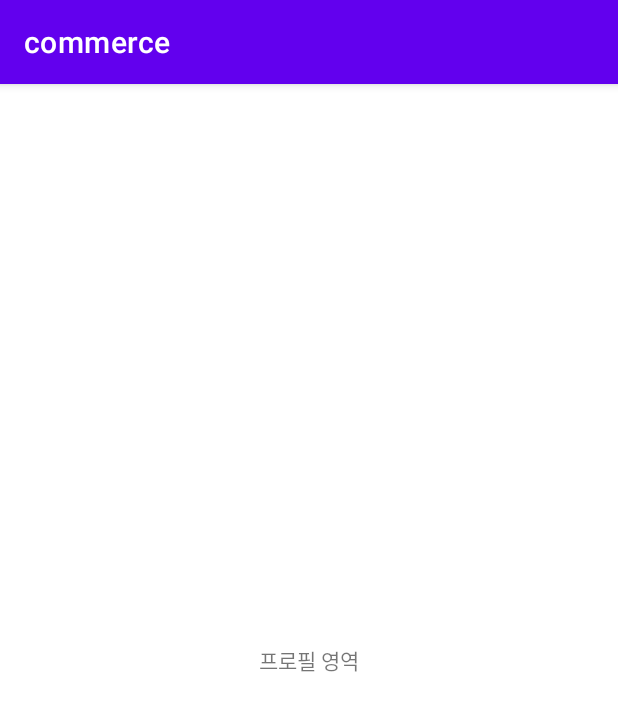
After one commit to byun91/commerce, an Android app: the fragment ProfileFragment shown on its own in the app's theme, on a phone screen of 412 x 824 dp. The commit adds this screen. Shown: the top 711 px of the screen. Run offline under Robolectric (Android 15) with nearby library versions, the phone set to English and light mode, and no system bars; 2 statements that could not run were skipped.

Commit message:
[커머스]  presentation 구성

```diff
--- a/app/build.gradle
+++ b/app/build.gradle
@@ -58,8 +58,13 @@ dependencies {
     implementation "com.squareup.retrofit2:retrofit:2.9.0"
     implementation "com.squareup.retrofit2:converter-gson:2.9.0"
 
+    //ViewModel
+    implementation "androidx.lifecycle:lifecycle-viewmodel-ktx:2.3.1"
 
     //coroutine
     implementation 'org.jetbrains.kotlinx:kotlinx-coroutines-core:1.5.0'
     implementation 'org.jetbrains.kotlinx:kotlinx-coroutines-android:1.4.1'
+
+    //AndroiodX
+    implementation 'androidx.fragment:fragment-ktx:1.3.6'
 }
--- a/app/src/main/AndroidManifest.xml
+++ b/app/src/main/AndroidManifest.xml
@@ -11,7 +11,7 @@
         android:theme="@style/Theme.Commerce"
         android:name=".ShopApplication" >
         <activity
-            android:name=".MainActivity"
+            android:name=".presentation.main.MainActivity"
             android:exported="true">
             <intent-filter>
                 <action android:name="android.intent.action.MAIN" />
--- a/app/src/main/java/com/example/commerce/presentation/BaseActivity.kt
+++ b/app/src/main/java/com/example/commerce/presentation/BaseActivity.kt
@@ -6,6 +6,8 @@ import androidx.viewbinding.ViewBinding
 import kotlinx.coroutines.Job
 
 internal abstract class BaseActivity<VM: BaseViewModel, VB: ViewBinding>: AppCompatActivity(){
+
+
     abstract val viewModel : VM
 
     protected lateinit var binding : VB
--- a/app/src/main/java/com/example/commerce/presentation/BaseFragment.kt
+++ b/app/src/main/java/com/example/commerce/presentation/BaseFragment.kt
@@ -9,6 +9,18 @@ import androidx.viewbinding.ViewBinding
 import kotlinx.coroutines.Job
 
 internal abstract class BaseFragment<VM:BaseViewModel, VB:ViewBinding> : Fragment() {
+
+    /*
+    BaseViewModel, BaseBinding을 사용하는 이유
+
+    1)
+    Child Fragment 로부터 어떤 Child ViewModel, Child ViewBinding 타입을 지정 받더라도
+    공통적으로 사용할 수 있도록
+
+    2)
+    BaseViewModel 에 있는 데이터나 기능들을 BaseFragment 에서 처리가능
+    */
+
 
     abstract val viewModel : VM
 
--- /dev/null
+++ b/app/src/main/java/com/example/commerce/presentation/profile/ProfileFragment.kt
@@ -0,0 +1,17 @@
+package com.example.commerce.presentation.profile
+
+import com.example.commerce.databinding.FragmentProfileBinding
+import com.example.commerce.presentation.BaseFragment
+import org.koin.android.ext.android.inject
+
+internal class ProfileFragment
+    : BaseFragment<ProfileViewModel, FragmentProfileBinding>() {
+
+    override val viewModel by inject<ProfileViewModel>()
+    override fun getViewBinding(): FragmentProfileBinding
+        = FragmentProfileBinding.inflate(layoutInflater)
+
+    override fun observeData() {
+    }
+
+}
--- /dev/null
+++ b/app/src/main/res/layout/fragment_profile.xml
@@ -0,0 +1,21 @@
+<?xml version="1.0" encoding="utf-8"?>
+<androidx.constraintlayout.widget.ConstraintLayout xmlns:android="http://schemas.android.com/apk/res/android"
+    xmlns:app="http://schemas.android.com/apk/res-auto"
+    xmlns:tools="http://schemas.android.com/tools"
+    android:layout_width="match_parent"
+    android:layout_height="match_parent"
+    tools:context=".presentation.main.MainActivity">
+
+
+    <TextView
+        android:text="프로필 영역"
+        android:layout_width="wrap_content"
+        android:layout_height="wrap_content"
+        app:layout_constraintStart_toStartOf="parent"
+        app:layout_constraintTop_toTopOf="parent"
+        app:layout_constraintEnd_toEndOf="parent"
+        app:layout_constraintBottom_toBottomOf="parent">
+    </TextView>
+
+
+</androidx.constraintlayout.widget.ConstraintLayout>
--- a/app/src/main/res/values/strings.xml
+++ b/app/src/main/res/values/strings.xml
@@ -1,3 +1,5 @@
 <resources>
     <string name="app_name">commerce</string>
+    <string name="products">쇼핑</string>
+    <string name="my">My</string>
 </resources>
```
Also changed, not shown: app/src/main/java/com/example/commerce/MainActivity.kt (deleted, +0 -11 lines), app/src/main/java/com/example/commerce/presentation/list/ProductListFragment.kt (added, +18 -0 lines), app/src/main/java/com/example/commerce/presentation/list/ProductListViewModel.kt (added, +10 -0 lines), app/src/main/java/com/example/commerce/presentation/main/MainActivity.kt (added, +28 -0 lines), app/src/main/java/com/example/commerce/presentation/main/MainViewModel.kt (added, +11 -0 lines), app/src/main/java/com/example/commerce/presentation/profile/ProfileViewModel.kt (added, +10 -0 lines), app/src/main/res/layout/activity_main.xml (+18 -7 lines), app/src/main/res/layout/fragment_product_list.xml (added, +21 -0 lines), app/src/main/res/menu/bottom_navigation_menu.xml (added, +14 -0 lines), app/src/main/res/drawable-xxhdpi/ic_my.png (added), app/src/main/res/drawable-xxhdpi/ic_shop.png (added).
